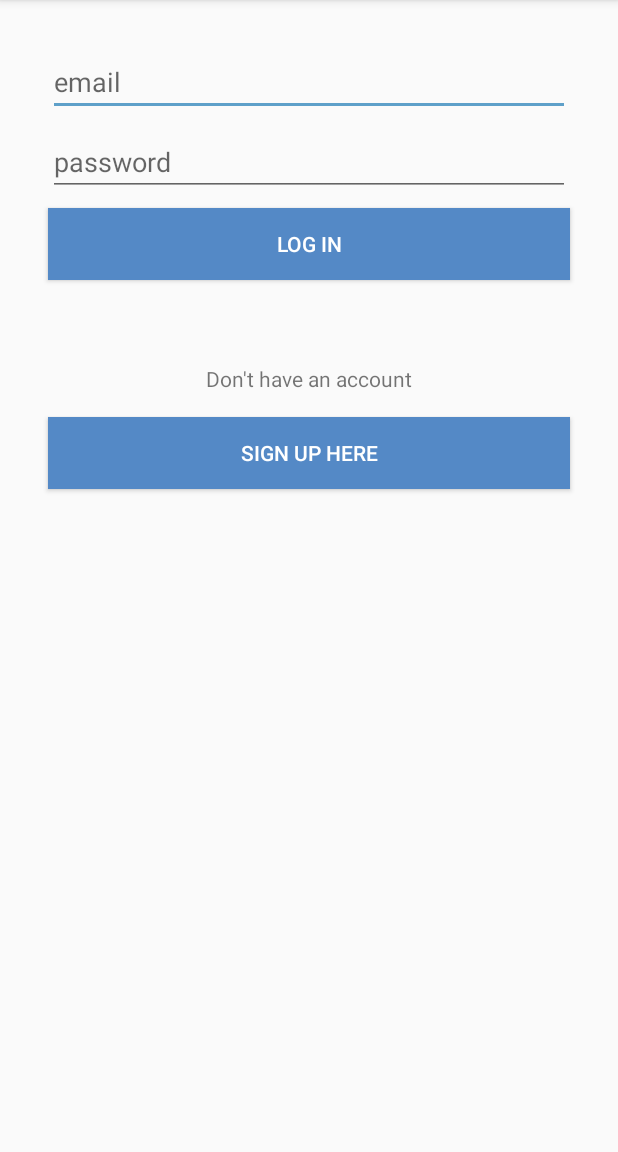
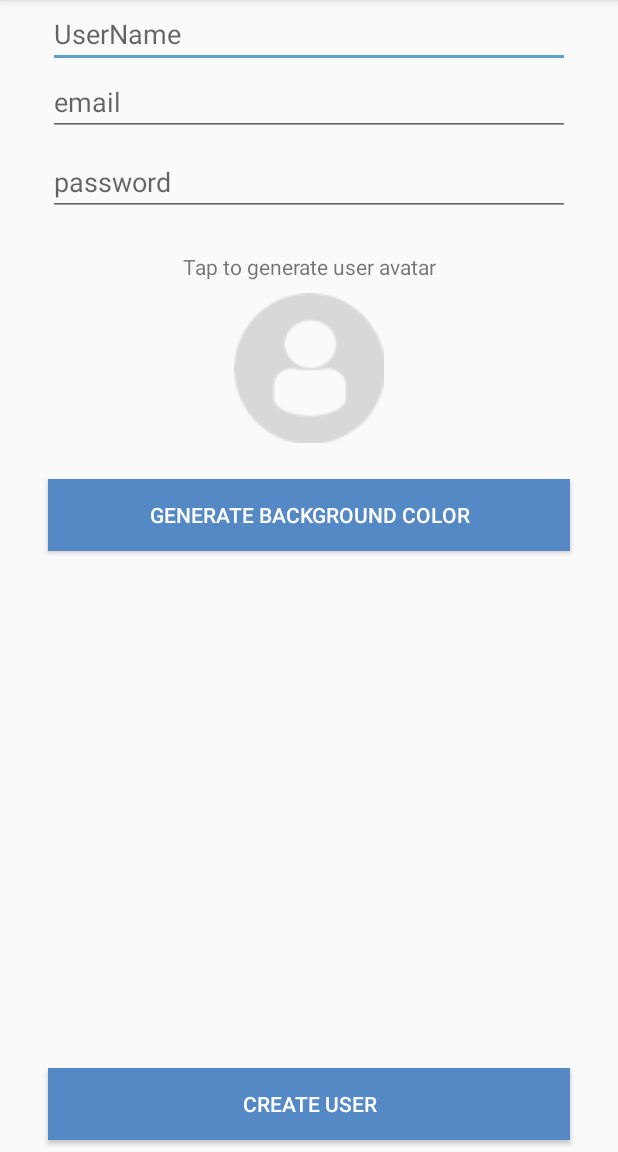
Before and after one commit to gambe94/Smack, an Android app: the LoginActivity screen opened directly, with no data from a screen before it, after a tap on "SIGN UP HERE", on a phone screen of 412 x 824 dp, the part 84-1236 px from its top. Run offline under Robolectric (Android 15) with nearby library versions, the phone set to English and light mode, and no system bars.

Commit message:
lesson-04

```diff
--- a/app/src/main/AndroidManifest.xml
+++ b/app/src/main/AndroidManifest.xml
@@ -18,7 +18,8 @@
                 <category android:name="android.intent.category.LAUNCHER" />
             </intent-filter>
         </activity>
-        <activity android:name=".LoginActivity"></activity>
+        <activity android:name=".LoginActivity" />
+        <activity android:name=".CreateUserActivity"></activity>
     </application>
 
 </manifest>
--- /dev/null
+++ b/app/src/main/java/com/example/demet/smack/CreateUserActivity.kt
@@ -0,0 +1,22 @@
+package com.example.demet.smack
+
+import android.support.v7.app.AppCompatActivity
+import android.os.Bundle
+import android.view.View
+
+class CreateUserActivity : AppCompatActivity() {
+
+    override fun onCreate(savedInstanceState: Bundle?) {
+        super.onCreate(savedInstanceState)
+        setContentView(R.layout.activity_create_user)
+    }
+    fun generateUserAvatar(view: View){
+
+    }
+    fun genarateColorClicked(view: View){
+
+    }
+    fun createUserBtnClicked(view: View){
+
+    }
+}
--- a/app/src/main/java/com/example/demet/smack/LoginActivity.kt
+++ b/app/src/main/java/com/example/demet/smack/LoginActivity.kt
@@ -1,5 +1,6 @@
 package com.example.demet.smack
 
+import android.content.Intent
 import android.support.v7.app.AppCompatActivity
 import android.os.Bundle
 import android.view.View
@@ -14,6 +15,7 @@ class LoginActivity : AppCompatActivity() {
 
     }
     fun loginCreateUserBtnClicked(view: View){
-
+        val createUserIntent = Intent(this, CreateUserActivity::class.java)
+        startActivity(createUserIntent)
     }
 }
--- /dev/null
+++ b/app/src/main/res/layout/activity_create_user.xml
@@ -0,0 +1,109 @@
+<?xml version="1.0" encoding="utf-8"?>
+<android.support.constraint.ConstraintLayout xmlns:android="http://schemas.android.com/apk/res/android"
+    xmlns:app="http://schemas.android.com/apk/res-auto"
+    xmlns:tools="http://schemas.android.com/tools"
+    android:layout_width="match_parent"
+    android:layout_height="match_parent"
+    tools:context="com.example.demet.smack.CreateUserActivity">
+
+    <EditText
+        android:id="@+id/createUserNameText"
+        android:layout_width="0dp"
+        android:layout_height="wrap_content"
+        android:layout_marginEnd="32dp"
+        android:layout_marginStart="32dp"
+        android:ems="10"
+        android:hint="UserName"
+        android:inputType="textPersonName"
+        android:textColor="@android:color/darker_gray"
+        app:layout_constraintEnd_toEndOf="parent"
+        app:layout_constraintHorizontal_bias="0.0"
+        app:layout_constraintStart_toStartOf="parent"
+        app:layout_constraintTop_toTopOf="parent" />
+
+    <EditText
+        android:id="@+id/createEmailText"
+        android:layout_width="0dp"
+        android:layout_height="wrap_content"
+        android:layout_marginEnd="32dp"
+        android:layout_marginStart="32dp"
+        android:ems="10"
+        android:hint="email"
+        android:inputType="textPersonName"
+        android:textColor="@android:color/darker_gray"
+        app:layout_constraintEnd_toEndOf="parent"
+        app:layout_constraintHorizontal_bias="0.0"
+        app:layout_constraintStart_toStartOf="parent"
+        app:layout_constraintTop_toBottomOf="@+id/createUserNameText" />
+
+    <EditText
+        android:id="@+id/createPasswordText"
+        android:layout_width="0dp"
+        android:layout_height="wrap_content"
+        android:layout_marginEnd="32dp"
+        android:layout_marginStart="32dp"
+        android:layout_marginTop="8dp"
+        android:ems="10"
+        android:hint="password"
+        android:inputType="textPassword"
+        android:textColor="@android:color/darker_gray"
+        app:layout_constraintEnd_toEndOf="parent"
+        app:layout_constraintHorizontal_bias="0.0"
+        app:layout_constraintStart_toStartOf="parent"
+        app:layout_constraintTop_toBottomOf="@+id/createEmailText" />
+
+    <TextView
+        android:id="@+id/textView2"
+        android:layout_width="wrap_content"
+        android:layout_height="wrap_content"
+        android:layout_marginTop="24dp"
+        android:text="Tap to generate user avatar"
+        app:layout_constraintEnd_toEndOf="parent"
+        app:layout_constraintHorizontal_bias="0.5"
+        app:layout_constraintStart_toStartOf="parent"
+        app:layout_constraintTop_toBottomOf="@+id/createPasswordText" />
+
+    <ImageView
+        android:id="@+id/createAvatarImageView"
+        android:layout_width="100dp"
+        android:layout_height="100dp"
+        android:layout_marginTop="8dp"
+        android:onClick="generateUserAvatar"
+        app:layout_constraintEnd_toEndOf="parent"
+        app:layout_constraintHorizontal_bias="0.5"
+        app:layout_constraintStart_toStartOf="parent"
+        app:layout_constraintTop_toBottomOf="@+id/textView2"
+        app:srcCompat="@drawable/profiledefault" />
+
+    <Button
+        android:id="@+id/backgroundColorBtn"
+        android:layout_width="0dp"
+        android:layout_height="wrap_content"
+        android:layout_marginEnd="32dp"
+        android:layout_marginStart="32dp"
+        android:layout_marginTop="24dp"
+        android:background="@color/colorPrimary"
+        android:onClick="genarateColorClicked"
+        android:text="Generate background color"
+        android:textColor="@android:color/white"
+        app:layout_constraintEnd_toEndOf="parent"
+        app:layout_constraintHorizontal_bias="0.5"
+        app:layout_constraintStart_toStartOf="parent"
+        app:layout_constraintTop_toBottomOf="@+id/createAvatarImageView" />
+
+    <Button
+        android:id="@+id/createUserBtn"
+        android:layout_width="0dp"
+        android:layout_height="wrap_content"
+        android:layout_marginBottom="8dp"
+        android:layout_marginEnd="32dp"
+        android:layout_marginStart="32dp"
+        android:background="@color/colorPrimary"
+        android:onClick="createUserBtnClicked"
+        android:text="Create User"
+        android:textColor="@android:color/white"
+        app:layout_constraintBottom_toBottomOf="parent"
+        app:layout_constraintEnd_toEndOf="parent"
+        app:layout_constraintHorizontal_bias="0.5"
+        app:layout_constraintStart_toStartOf="parent" />
+</android.support.constraint.ConstraintLayout>
```
